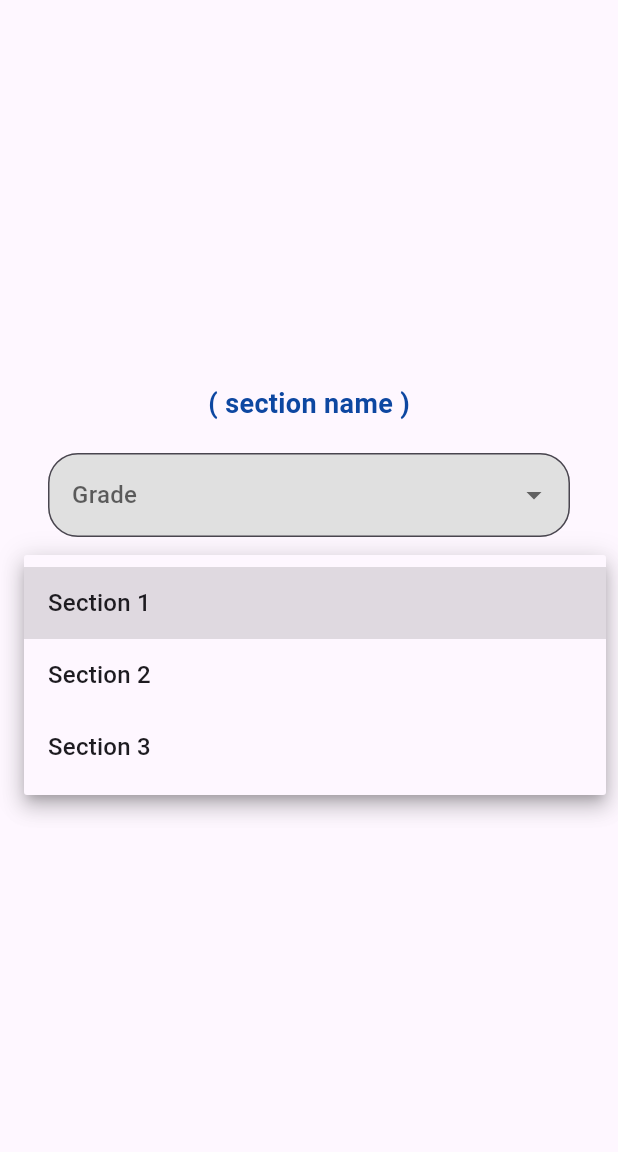
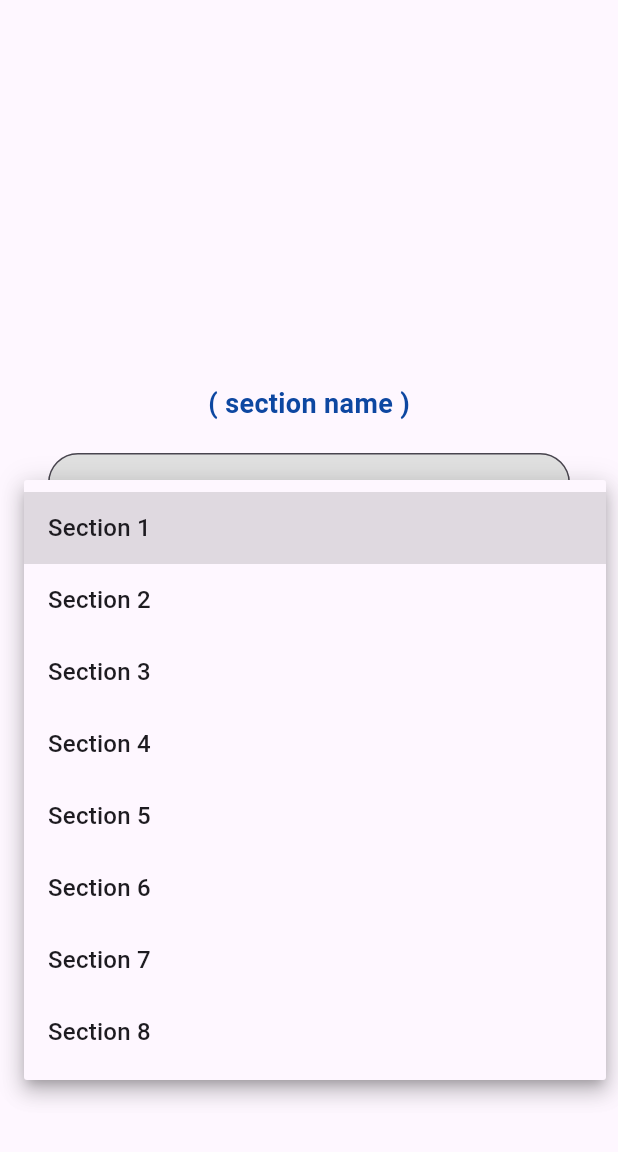
Before and after one commit to abolambA/NearSchool, a Flutter app: the SecondaryClassSelectionScreen screen opened directly, after a tap on "Section", on a phone screen of 412 x 824 dp, the part 84-1236 px from its top. Run offline on Flutter 3.47's test engine with Material 3 defaults, Android fonts, the phone set to English and light mode, and no system bars; our stand-ins replace firebase_core; accounts and stored records are empty.

Commit message:
first commit

```diff
--- a/lib/arabic_screens/screens/middle_class_selecting.dart
+++ b/lib/arabic_screens/screens/middle_class_selecting.dart
@@ -9,8 +9,8 @@ class _MiddleClassSelectionScreenState extends State<MiddleClassSelectionScreen>
   String? selectedGrade;
   String? selectedSection;
 
-  final List<String> grades = ['Grade 1', 'Grade 2', 'Grade 3', 'Grade 4'];
-  final List<String> sections = ['Section 1', 'Section 2', 'Section 3'];
+  final List<String> grades = ['Grade 5', 'Grade 6', 'Grade 7', 'Grade 8'];
+  final List<String> sections = ['Section 1', 'Section 2', 'Section 3', 'Section 4', 'Section 5', 'Section 6'];
 
   @override
   Widget build(BuildContext context) {
--- a/lib/arabic_screens/screens/secondary_class_selecting.dart
+++ b/lib/arabic_screens/screens/secondary_class_selecting.dart
@@ -9,8 +9,8 @@ class _SecondaryClassSelectionScreenState extends State<SecondaryClassSelectionS
   String? selectedGrade;
   String? selectedSection;
 
-  final List<String> grades = ['Grade 1', 'Grade 2', 'Grade 3', 'Grade 4'];
-  final List<String> sections = ['Section 1', 'Section 2', 'Section 3'];
+  final List<String> grades = ['Grade 9', 'Grade 10', 'Grade 11', 'Grade 12'];
+  final List<String> sections = ['Section 1', 'Section 2', 'Section 3', 'Section 4', 'Section 5', 'Section 6', 'Section 7', 'Section 8'];
 
   @override
   Widget build(BuildContext context) {
```
Also changed, not shown: lib/arabic_screens/screens/primary_class_selecting.dart (renamed from lib/arabic_screens/screens/primary_class_selecting copy.dart).
